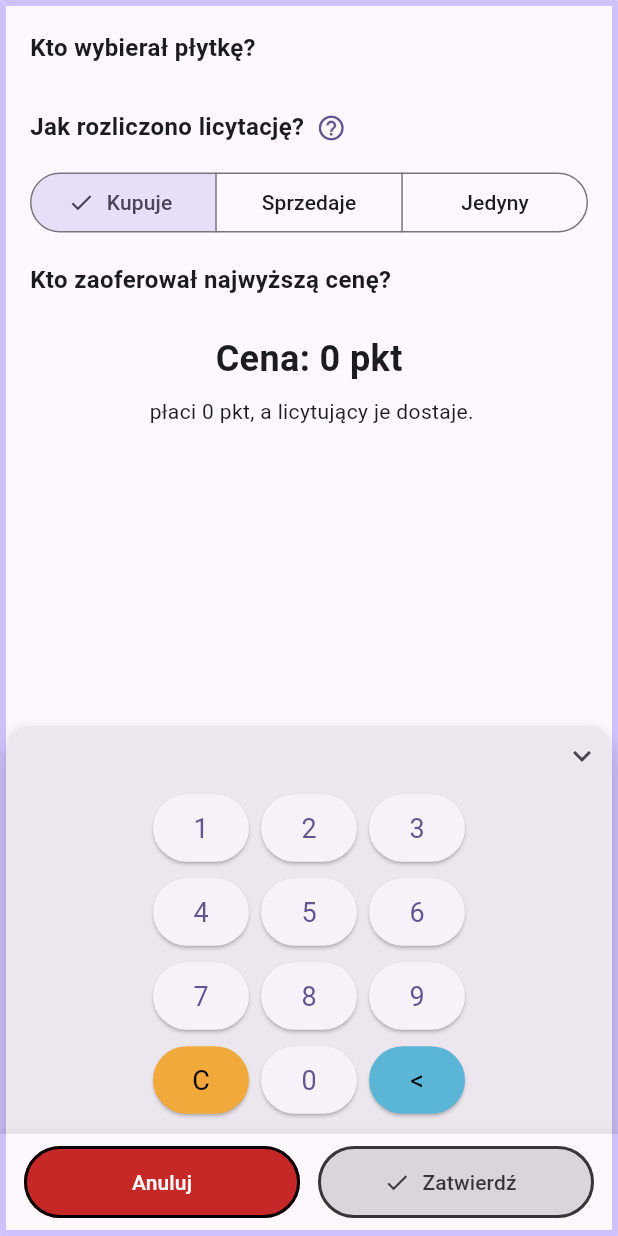
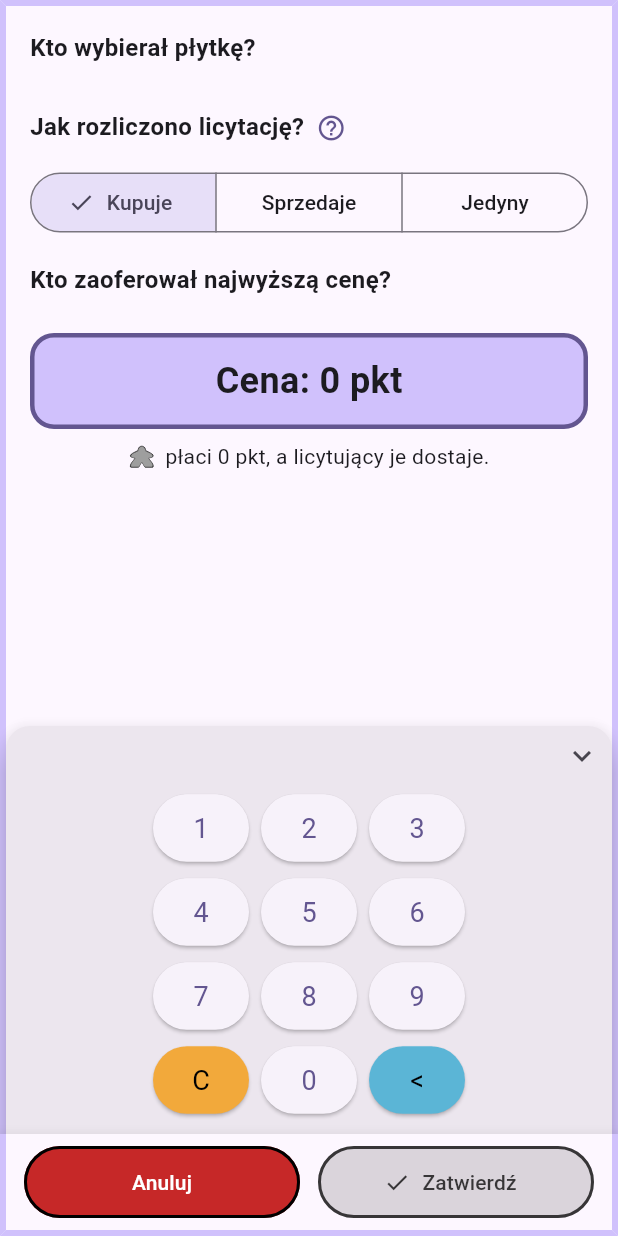
Before and after one commit to WGFizban/CC_NEW, a Flutter app: the BazaarScreen screen opened directly with empty values, on a phone screen of 412 x 824 dp. Run offline on Flutter 3.47's test engine with Material 3 defaults, Android fonts, the phone set to English and light mode, and no system bars; our stand-ins replace file_picker, flutter_colorpicker, flutter_svg, image_picker, package_info_plus, pdf and 2 more; accounts and stored records are empty; generated files the repository leaves out were written again.

Commit message:
Bazar i wieża: mepel w opisach zamiast osobnej listy; ramka wokół pola ceny jak przy żetonach
Co-Authored-By: Claude Sonnet 5.5 <noreply@anthropic.com>
Claude-Session: https://claude.ai/code/session_01P2QWxkXWwGKiSLABjDzL2r

```diff
--- a/lib/screens/bazaar_screen.dart
+++ b/lib/screens/bazaar_screen.dart
@@ -47,30 +47,15 @@ class _BazaarScreenState extends State<BazaarScreen> {
   bool get _canConfirm =>
       _price > 0 && (!_needsBidder || (_bidder != null && _bidder != _chooser));
 
-  /// Kto ile dostaje (z minusem, gdy płaci).
-  List<({Player player, String text})> get _gains {
-    final bidder = _bidder;
-    final p = _price;
-    return switch (_deal) {
-      _Deal.buy => [
-        (player: _chooser, text: '${_chooser.name} -$p'),
-        if (bidder != null) (player: bidder, text: '${bidder.name} +$p'),
-      ],
-      _Deal.sell => [
-        (player: _chooser, text: '${_chooser.name} +$p'),
-        if (bidder != null) (player: bidder, text: '${bidder.name} -$p'),
-      ],
-      _Deal.solo => [(player: _chooser, text: '${_chooser.name} -$p')],
-    };
-  }
-
+  /// Opis rozliczenia; imiona to znaczniki [playerMark] (mepel + imię).
   String get _description {
     final l = context.l10n;
-    final bidder = _bidder?.name ?? l.theBidder;
+    final chooser = playerMark(0);
+    final bidder = _bidder == null ? l.theBidder : playerMark(1);
     return switch (_deal) {
-      _Deal.buy => l.bazaarBuyDesc(_chooser.name, _price, bidder),
-      _Deal.sell => l.bazaarSellDesc(_chooser.name, _price, bidder),
-      _Deal.solo => l.bazaarSoleDesc(_chooser.name, _price),
+      _Deal.buy => l.bazaarBuyDesc(chooser, _price, bidder),
+      _Deal.sell => l.bazaarSellDesc(chooser, _price, bidder),
+      _Deal.solo => l.bazaarSoleDesc(chooser, _price),
     };
   }
 
@@ -192,9 +177,28 @@ class _BazaarScreenState extends State<BazaarScreen> {
                     ),
                   ],
                   const SizedBox(height: 16),
-                  // Stuknięcie w cenę wysuwa klawiaturę.
-                  GestureDetector(
+                  // Pole ceny wygląda jak pola żetonów na ekranie Króla/Barona:
+                  // ramka w kolorze akcentu, gdy klawiatura jest wysunięta;
+                  // stuknięcie w nie wysuwa klawiaturę.
+                  ValueListenableBuilder<bool>(
+                    valueListenable: _keypadOpen,
+                    builder: (context, open, _) => GestureDetector(
                       onTap: () => _keypadOpen.value = true,
+                      child: Container(
+                        padding: const EdgeInsets.symmetric(
+                          horizontal: 16,
+                          vertical: 12,
+                        ),
+                        decoration: BoxDecoration(
+                          borderRadius: BorderRadius.circular(16),
+                          color: playerCardColor(context),
+                          border: Border.all(
+                            color: open
+                                ? Theme.of(context).colorScheme.primary
+                                : Colors.transparent,
+                            width: 3,
+                          ),
+                        ),
                         child: Center(
                           child: Text(
                             l.priceValue(_price),
@@ -205,17 +209,15 @@ class _BazaarScreenState extends State<BazaarScreen> {
                           ),
                         ),
                       ),
-                  const SizedBox(height: 8),
-                  if (_price > 0)
-                    Padding(
-                      padding: const EdgeInsets.only(bottom: 4),
-                      child: PlayerLabels(
-                        alignment: WrapAlignment.center,
-                        items: _gains,
-                        empty: '',
                     ),
                   ),
-                  Center(child: Text(_description, textAlign: TextAlign.center)),
+                  const SizedBox(height: 8),
+                  Center(
+                    child: PlayerRichText(
+                      _description,
+                      players: [_chooser, if (_bidder != null) _bidder!],
+                    ),
+                  ),
                   const SizedBox(height: 12),
               ],
             ),
--- a/lib/screens/tower_screen.dart
+++ b/lib/screens/tower_screen.dart
@@ -55,7 +55,7 @@ class _TowerScreenState extends State<TowerScreen> {
   @override
   Widget build(BuildContext context) {
     final l = context.l10n;
-    final holderName = _holder?.name ?? l.towerHolderDefault;
+    final holderName = _holder == null ? l.towerHolderDefault : playerMark(1);
 
     // Neutralna ramka (kolor wierszy graczy): nie wiadomo z góry, kto
     // dokładnie dostanie punkty.
@@ -114,32 +114,19 @@ class _TowerScreenState extends State<TowerScreen> {
               style: const TextStyle(fontSize: 24, fontWeight: FontWeight.bold),
             ),
           ),
-          // Kto ile dostaje: mepel w kolorze gracza i jego punkty.
-          Padding(
-            padding: const EdgeInsets.only(top: 4),
-            child: PlayerLabels(
-              alignment: WrapAlignment.center,
-              items: [
-                (player: _buyer, text: '${_buyer.name} -$kRansomPoints'),
-                if (_holder != null)
-                  (player: _holder!, text: '${_holder!.name} +$kRansomPoints'),
-              ],
-              empty: '',
-            ),
-          ),
           const SizedBox(height: 8),
           Center(
-            child: Text(
-              l.towerDesc(_buyer.name, kRansomPoints, holderName),
-              textAlign: TextAlign.center,
+            child: PlayerRichText(
+              l.towerDesc(playerMark(0), kRansomPoints, holderName),
+              players: [_buyer, if (_holder != null) _holder!],
             ),
           ),
           if (!_affordable)
             Padding(
               padding: const EdgeInsets.only(top: 12),
-              child: Text(
-                l.towerShort(_buyer.name, _buyer.points, kRansomPoints),
-                textAlign: TextAlign.center,
+              child: PlayerRichText(
+                l.towerShort(playerMark(0), _buyer.points, kRansomPoints),
+                players: [_buyer],
                 style: TextStyle(
                   color: Theme.of(context).colorScheme.error,
                   fontWeight: FontWeight.bold,
--- a/lib/widgets/player_label.dart
+++ b/lib/widgets/player_label.dart
@@ -72,3 +72,68 @@ class PlayerLabels extends StatelessWidget {
     );
   }
 }
+
+/// Znacznik gracza do wstawienia w tekście zamiast imienia (np. jako argument
+/// funkcji z tłumaczeń); [PlayerRichText] zamienia go na mepla i imię.
+String playerMark(int index) => String.fromCharCode(0xE000 + index);
+
+/// Tekst opisu z imionami graczy poprzedzonymi meplem w ich kolorze.
+///
+/// [template] to zwykły przetłumaczony tekst, w którym imiona zastąpiono
+/// znacznikami [playerMark] (indeks w [players]), dzięki czemu także dwóch
+/// graczy o tym samym imieniu jest rozróżnionych kolorem mepla.
+class PlayerRichText extends StatelessWidget {
+  final String template;
+  final List<Player> players;
+  final TextAlign textAlign;
+  final TextStyle? style;
+
+  const PlayerRichText(
+    this.template, {
+    super.key,
+    required this.players,
+    this.textAlign = TextAlign.center,
+    this.style,
+  });
+
+  @override
+  Widget build(BuildContext context) {
+    final base = DefaultTextStyle.of(context).style.merge(style);
+    final spans = <InlineSpan>[];
+    final buffer = StringBuffer();
+    void flush() {
+      if (buffer.isEmpty) return;
+      spans.add(TextSpan(text: buffer.toString()));
+      buffer.clear();
+    }
+
+    for (final unit in template.runes) {
+      final index = unit - 0xE000;
+      if (index >= 0 && index < players.length) {
+        flush();
+        final p = players[index];
+        spans.add(
+          WidgetSpan(
+            alignment: PlaceholderAlignment.middle,
+            child: Row(
+              mainAxisSize: MainAxisSize.min,
+              children: [
+                MeepleIcon(color: p.color, size: (base.fontSize ?? 14) + 4),
+                const SizedBox(width: 3),
+                Text(p.name, style: base),
+              ],
+            ),
+          ),
+        );
+      } else {
+        buffer.writeCharCode(unit);
+      }
+    }
+    flush();
+    return Text.rich(
+      TextSpan(children: spans),
+      textAlign: textAlign,
+      style: base,
+    );
+  }
+}
```
Lines whose indentation alone changed are shown as unchanged.
